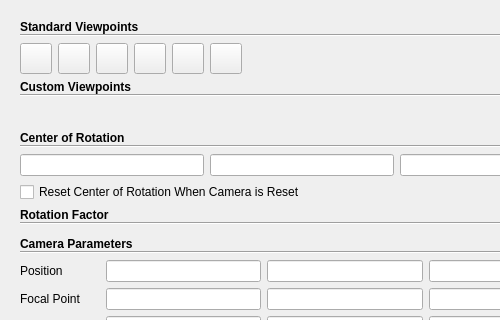
Qt form Qt/Components/Resources/UI/pqCameraDialog.ui (Kitware/ParaView) before a commit; both pictures show x 0 to 500 and y 0 to 320 of the 604 by 950 pixel window.
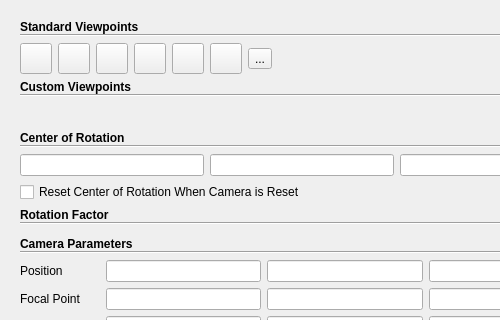
The same form after that commit. Icons and pictures are not drawn. Custom widgets are drawn as their Qt base class.

Commit message:
Improve python trace in camera dialog
- The trace includes named function calls for
 each camera adjustment.
- `AdjustAzimuth`, `AdjustElevation`, `AdjustRoll`, `AdjustZoom`
 are used to make adjustments.
- Some minor fixes for camera dialog.
- Include the new isometric view button in the camera dialog.
- `pqRenderView::adjustView` should not reset the camera to bounds!
- Remove dead code from `pqCameraDialog`

Patch:
```diff
--- a/Qt/Components/Resources/UI/pqCameraDialog.ui
+++ b/Qt/Components/Resources/UI/pqCameraDialog.ui
@@ -204,6 +204,23 @@
            </property>
           </widget>
          </item>
+         <item>
+          <widget class="QToolButton" name="viewIsometric">
+           <property name="text">
+            <string>...</string>
+           </property>
+           <property name="icon">
+            <iconset resource="../pqComponents.qrc">
+             <normaloff>:/pqWidgets/Icons/pqIsometricView.svg</normaloff>:/pqWidgets/Icons/pqIsometricView.svg</iconset>
+           </property>
+           <property name="iconSize">
+            <size>
+             <width>24</width>
+             <height>24</height>
+            </size>
+           </property>
+          </widget>
+         </item>
          <item>
           <spacer name="spacer">
            <property name="orientation">
```
The commit also changes 7 other files.
